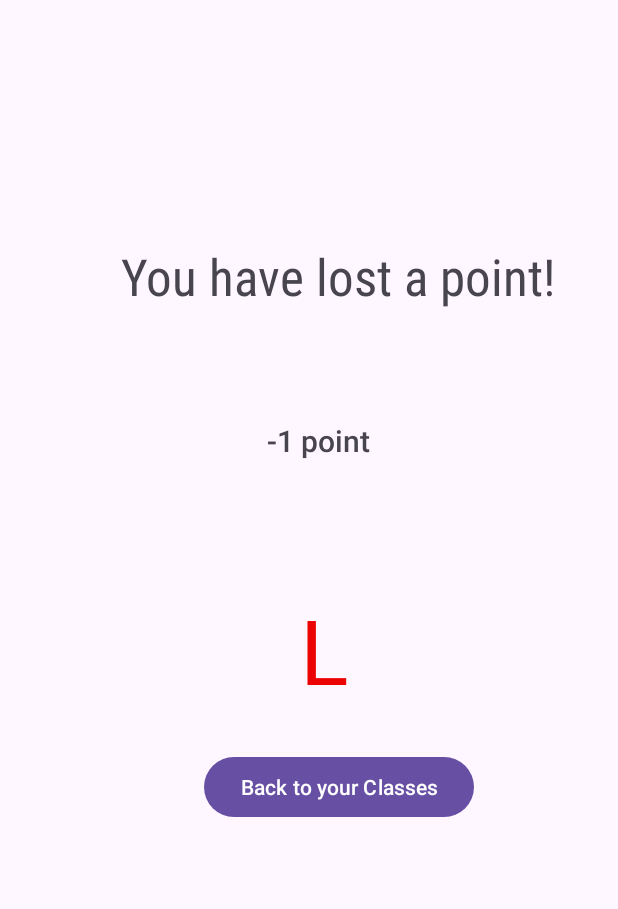
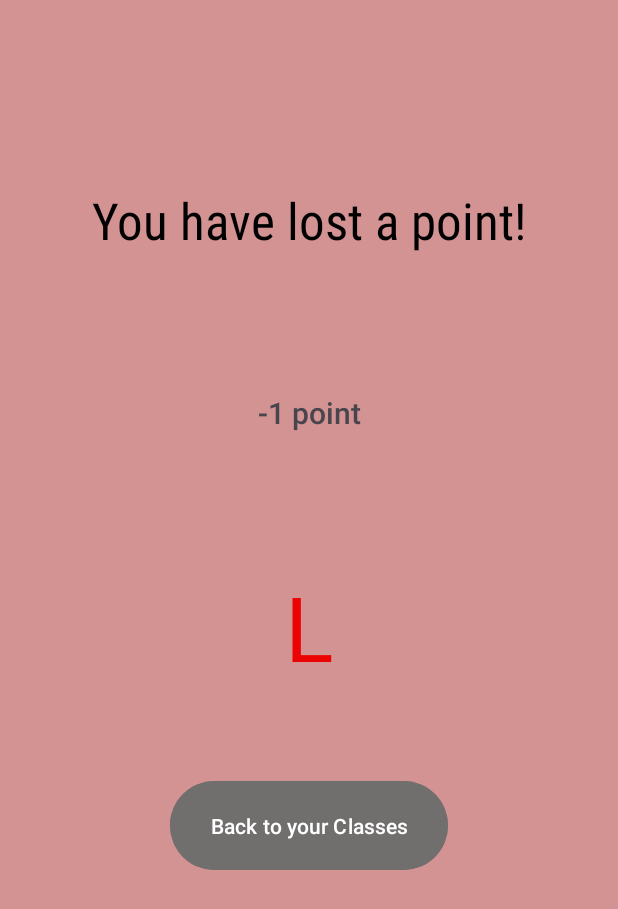
Before and after one commit to sydbenck/HERE, an Android app: the Absent screen opened directly, with no data from a screen before it, on a phone screen of 412 x 824 dp. Shown: the top 909 px of the screen. Run offline under Robolectric (Android 15) with nearby library versions, the phone set to English and light mode, and no system bars; 3 statements that could not run were skipped.

Commit message:
final touchups

```diff
--- a/app/src/main/res/layout/activity_absent.xml
+++ b/app/src/main/res/layout/activity_absent.xml
@@ -4,61 +4,67 @@
     xmlns:tools="http://schemas.android.com/tools"
     android:layout_width="match_parent"
     android:layout_height="match_parent"
+    android:background="#D39393"
     tools:context=".Absent">
 
     <TextView
         android:id="@+id/checkInAbsent"
-        android:layout_width="327dp"
+        android:layout_width="0dp"
         android:layout_height="0dp"
-        android:layout_marginTop="161dp"
-        android:layout_marginEnd="4dp"
-        android:layout_marginBottom="24dp"
+        android:layout_marginStart="42dp"
+        android:layout_marginTop="124dp"
+        android:layout_marginEnd="42dp"
+        android:layout_marginBottom="35dp"
         android:fontFamily="sans-serif-condensed"
         android:text="You have lost a point!"
+        android:textAlignment="center"
+        android:textColor="#000000"
         android:textSize="34sp"
         app:layout_constraintBottom_toTopOf="@+id/textView2"
         app:layout_constraintEnd_toEndOf="parent"
+        app:layout_constraintStart_toStartOf="parent"
         app:layout_constraintTop_toTopOf="parent" />
 
     <TextView
         android:id="@+id/textView2"
         android:layout_width="138dp"
         android:layout_height="0dp"
-        android:layout_marginStart="97dp"
-        android:layout_marginEnd="96dp"
-        android:layout_marginBottom="18dp"
+        android:layout_marginBottom="13dp"
         android:fontFamily="sans-serif-medium"
         android:text="-1 point"
+        android:textAlignment="center"
         android:textSize="20sp"
         app:layout_constraintBottom_toTopOf="@+id/textView3"
         app:layout_constraintEnd_toEndOf="parent"
-        app:layout_constraintStart_toStartOf="@+id/checkInAbsent"
+        app:layout_constraintStart_toStartOf="parent"
         app:layout_constraintTop_toBottomOf="@+id/checkInAbsent" />
 
     <TextView
         android:id="@+id/textView3"
         android:layout_width="0dp"
         android:layout_height="0dp"
-        android:layout_marginStart="22dp"
-        android:layout_marginEnd="31dp"
-        android:layout_marginBottom="13dp"
+        android:layout_marginStart="16dp"
+        android:layout_marginEnd="16dp"
+        android:layout_marginBottom="37dp"
         android:text="L"
+        android:textAlignment="center"
         android:textColor="#EC0303"
         android:textSize="60sp"
         app:layout_constraintBottom_toTopOf="@+id/toClasses2"
-        app:layout_constraintEnd_toEndOf="@+id/toClasses2"
+        app:layout_constraintEnd_toEndOf="@+id/textView2"
         app:layout_constraintStart_toStartOf="@+id/textView2"
         app:layout_constraintTop_toBottomOf="@+id/textView2" />
 
     <Button
         android:id="@+id/toClasses2"
-        android:layout_width="wrap_content"
-        android:layout_height="wrap_content"
-        android:layout_marginEnd="96dp"
-        android:layout_marginBottom="275dp"
+        android:layout_width="185dp"
+        android:layout_height="67dp"
+        android:layout_marginBottom="240dp"
+        android:backgroundTint="#716E6E"
+        android:onClick="goToClassList"
         android:text="Back to your Classes"
         app:layout_constraintBottom_toBottomOf="parent"
         app:layout_constraintEnd_toEndOf="parent"
-        app:layout_constraintTop_toBottomOf="@+id/textView3"
-        android:onClick="goToClassList"/>
+        app:layout_constraintStart_toStartOf="parent"
+        app:layout_constraintTop_toBottomOf="@+id/textView3" />
 </androidx.constraintlayout.widget.ConstraintLayout>
--- a/app/src/main/res/layout/activity_class_list.xml
+++ b/app/src/main/res/layout/activity_class_list.xml
@@ -4,6 +4,7 @@
     xmlns:tools="http://schemas.android.com/tools"
     android:layout_width="match_parent"
     android:layout_height="match_parent"
+    android:background="#FFFFFF"
     tools:context=".ClassList">
 
     <Button
@@ -74,6 +75,7 @@
         android:layout_width="wrap_content"
         android:layout_height="wrap_content"
         android:layout_marginBottom="35dp"
+        android:backgroundTint="#CD1E1E"
         android:onClick="logout"
         android:text="Logout"
         app:layout_constraintBottom_toBottomOf="parent"
--- a/app/src/main/res/layout/activity_student_list.xml
+++ b/app/src/main/res/layout/activity_student_list.xml
@@ -72,7 +72,7 @@
         android:backgroundTint="#DBC5FF"
         android:onClick="logout"
         android:text="Log Out"
-        android:textColor="#310775"
+        android:textColor="#FFCD1E1E"
         app:layout_constraintBottom_toBottomOf="parent"
         app:layout_constraintEnd_toEndOf="parent"
         app:layout_constraintStart_toStartOf="parent"
```
Also changed, not shown: app/src/main/res/layout/activity_check_in.xml (+23 -17 lines), app/src/main/res/layout/activity_class_page1.xml (+0 -13 lines), app/src/main/res/layout/activity_create_student.xml (+4 -6 lines), app/src/main/res/layout/activity_instructor_create_login.xml (+7 -7 lines), app/src/main/res/layout/activity_instructor_create_page.xml (+4 -4 lines), app/src/main/res/layout/activity_logged_in.xml (+4 -3 lines), app/src/main/res/layout/activity_student_update_points.xml (+5 -5 lines).
